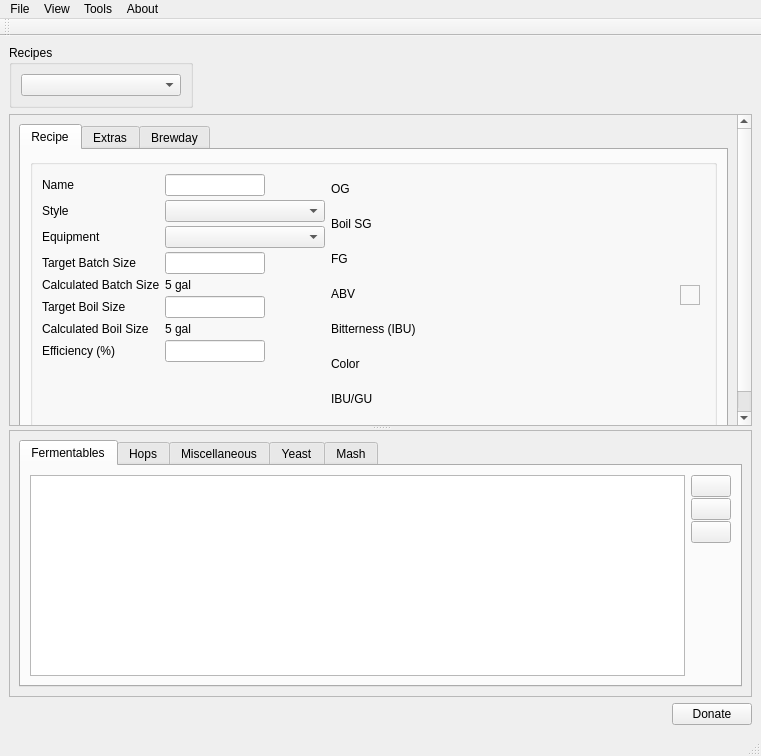
Brewtarget/brewtarget, file ui/mainWindow.ui: the form before one commit.
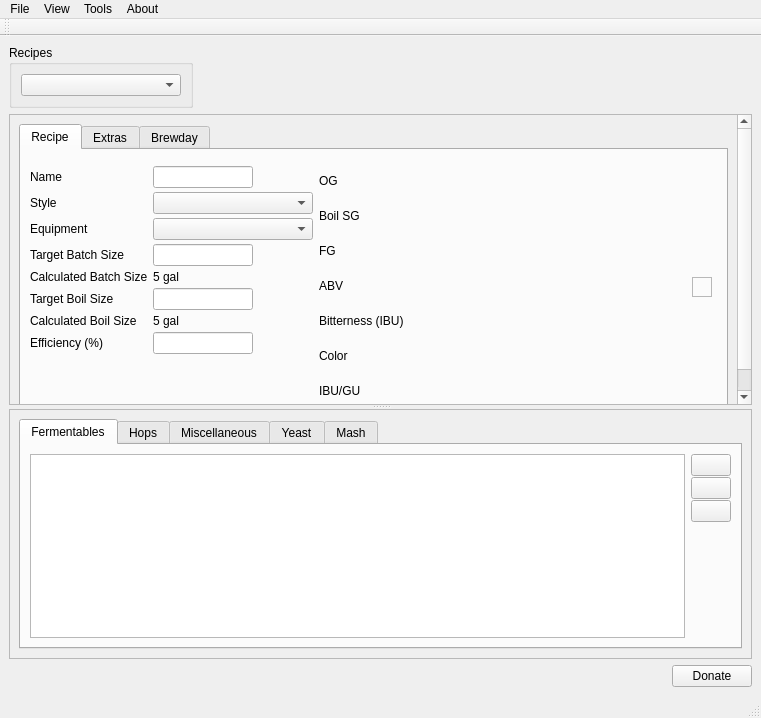
The form after the commit. Icons and pictures are not drawn. Custom widgets are drawn as their Qt base class.

Commit message: Removed a redundant groupBox from MainWindow.

Patch:
```diff
--- a/ui/mainWindow.ui
+++ b/ui/mainWindow.ui
@@ -7,7 +7,7 @@
     <x>0</x>
     <y>0</y>
     <width>761</width>
-    <height>756</height>
+    <height>718</height>
    </rect>
   </property>
   <property name="sizePolicy">
@@ -112,8 +112,8 @@
          <rect>
           <x>0</x>
           <y>0</y>
-          <width>747</width>
-          <height>319</height>
+          <width>729</width>
+          <height>305</height>
          </rect>
         </property>
         <layout class="QVBoxLayout" name="verticalLayout_11">
@@ -127,20 +127,9 @@
              <string>Recipe</string>
             </attribute>
             <layout class="QHBoxLayout" name="horizontalLayout_2">
-             <item>
-              <layout class="QHBoxLayout" name="horizontalLayout_18">
-               <item>
-                <widget class="QGroupBox" name="groupBox">
-                 <property name="sizePolicy">
-                  <sizepolicy hsizetype="Preferred" vsizetype="Preferred">
-                   <horstretch>0</horstretch>
-                   <verstretch>0</verstretch>
-                  </sizepolicy>
-                 </property>
-                 <property name="title">
-                  <string/>
-                 </property>
-                 <layout class="QHBoxLayout" name="horizontalLayout_12">
+             <property name="topMargin">
+              <number>16</number>
+             </property>
                   <item>
                    <layout class="QVBoxLayout" name="verticalLayout_2">
                     <property name="spacing">
@@ -950,7 +939,7 @@
                     </property>
                     <property name="sizeHint" stdset="0">
                      <size>
-                      <width>40</width>
+                 <width>181</width>
                       <height>20</height>
                      </size>
                     </property>
@@ -1010,11 +999,12 @@
                    </spacer>
                   </item>
                  </layout>
-                </widget>
-               </item>
-              </layout>
-             </item>
-            </layout>
+            <zorder></zorder>
+            <zorder></zorder>
+            <zorder></zorder>
+            <zorder>horizontalSpacer_3</zorder>
+            <zorder></zorder>
+            <zorder>horizontalSpacer</zorder>
            </widget>
            <widget class="QWidget" name="tab_extras">
             <attribute name="title">
@@ -1051,7 +1041,7 @@
           <x>0</x>
           <y>0</y>
           <width>747</width>
-          <height>263</height>
+          <height>246</height>
          </rect>
         </property>
         <layout class="QVBoxLayout" name="verticalLayout_8">
```
Lines whose indentation alone changed are shown as unchanged. The commit also changes 8 other files.
